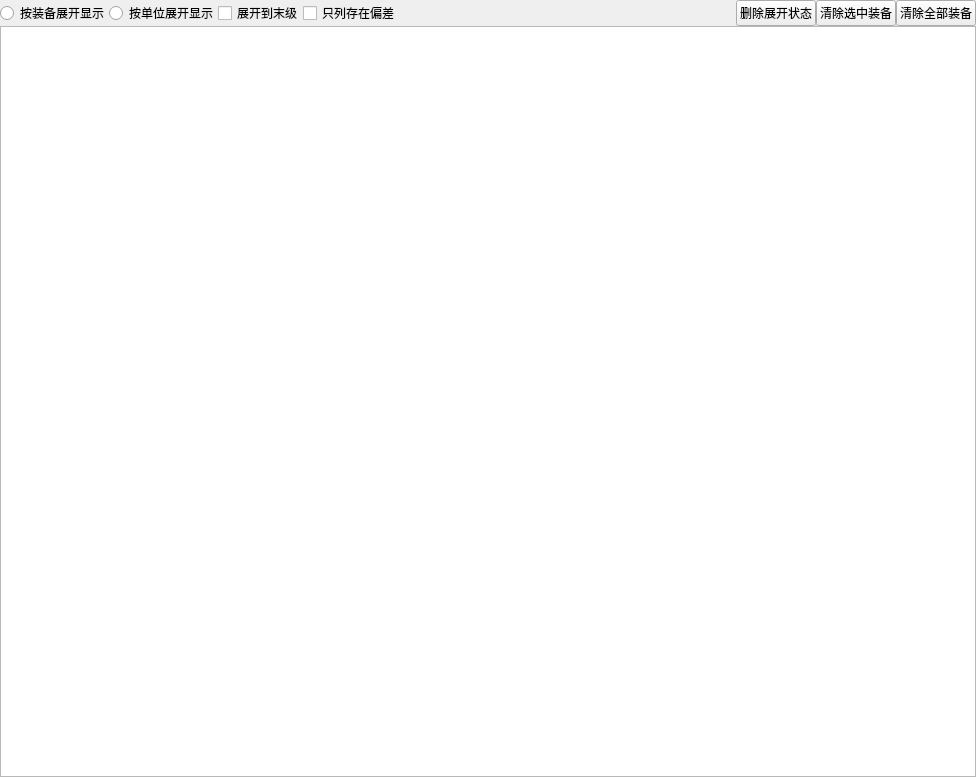
Old version of the form widgets/strengthDisturb/inquiry_result.ui in the repository Belos10/Equip.
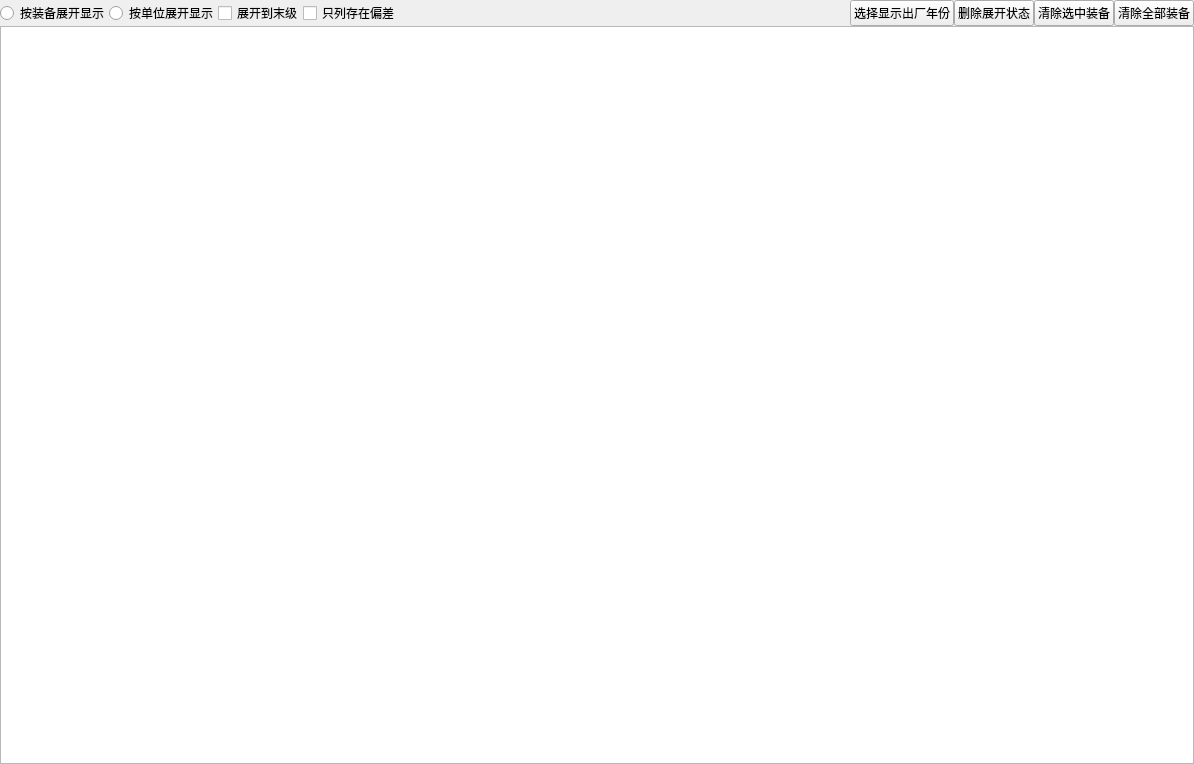
New version of the form.

The edit to the form file:
```diff
--- a/widgets/strengthDisturb/inquiry_result.ui
+++ b/widgets/strengthDisturb/inquiry_result.ui
@@ -6,8 +6,8 @@
    <rect>
     <x>0</x>
     <y>0</y>
-    <width>976</width>
-    <height>777</height>
+    <width>1194</width>
+    <height>764</height>
    </rect>
   </property>
   <property name="windowTitle">
@@ -93,6 +93,13 @@
           </property>
          </spacer>
         </item>
+        <item>
+         <widget class="QPushButton" name="pb_factoryYear">
+          <property name="text">
+           <string>选择显示出厂年份</string>
+          </property>
+         </widget>
+        </item>
         <item>
          <widget class="QPushButton" name="pb_delState">
           <property name="text">
```
